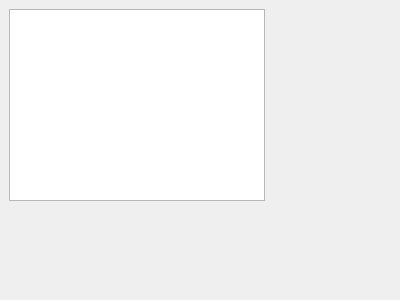
First picture: the form in graph_window.ui, repository gkdisdhfl1/PowerSimulator, before the edit.
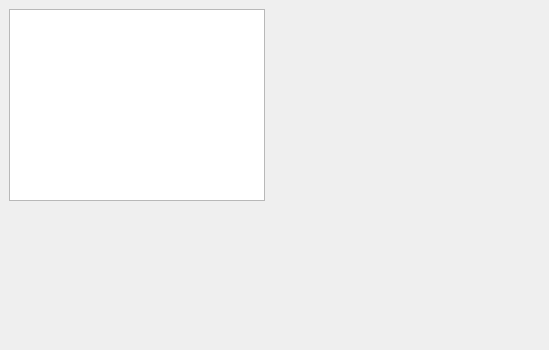
Second picture: the form after the edit.

```diff
--- a/graph_window.ui
+++ b/graph_window.ui
@@ -6,8 +6,8 @@
    <rect>
     <x>0</x>
     <y>0</y>
-    <width>400</width>
-    <height>300</height>
+    <width>549</width>
+    <height>350</height>
    </rect>
   </property>
   <property name="windowTitle">
```
